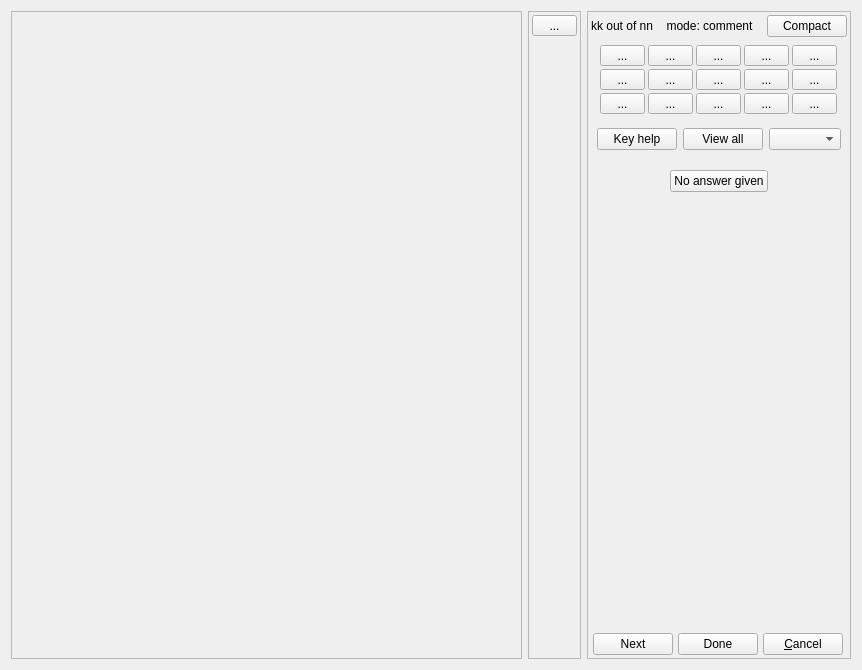
Above: qtCreatorFiles/ui_annotator_lhm.ui from plomgrading/plom before the change. Below: the same form after it.
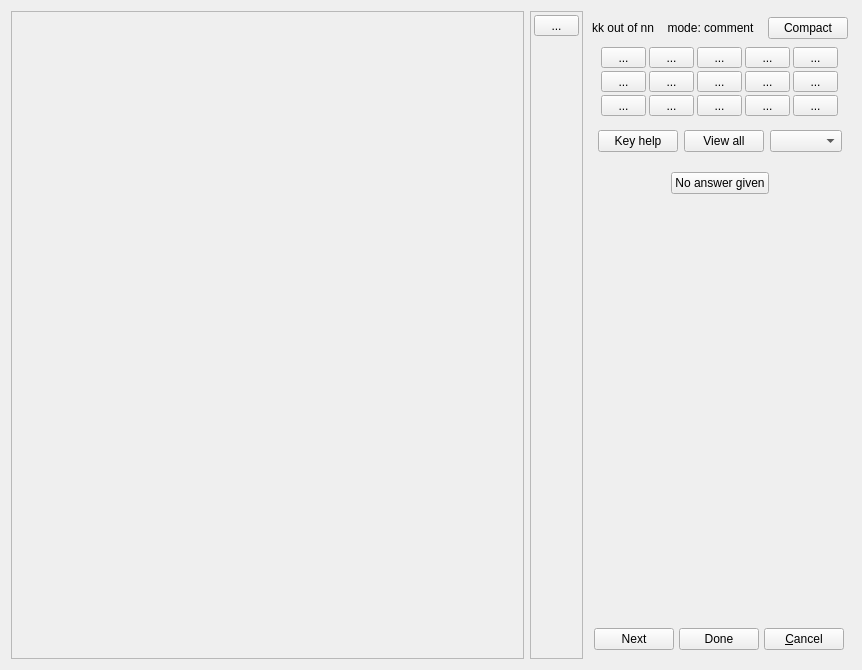
That is the form after the change.

Commit message: lhm: copy some changes made to rhm

Patch:
```diff
--- a/qtCreatorFiles/ui_annotator_lhm.ui
+++ b/qtCreatorFiles/ui_annotator_lhm.ui
@@ -20,7 +20,7 @@
    <item row="0" column="2" rowspan="5">
     <widget class="QFrame" name="hideableBox">
      <property name="frameShape">
-      <enum>QFrame::StyledPanel</enum>
+      <enum>QFrame::NoFrame</enum>
      </property>
      <property name="frameShadow">
       <enum>QFrame::Raised</enum>
@@ -33,13 +33,13 @@
        <number>0</number>
       </property>
       <property name="topMargin">
-       <number>0</number>
+       <number>3</number>
       </property>
       <property name="rightMargin">
        <number>0</number>
       </property>
       <property name="bottomMargin">
-       <number>0</number>
+       <number>6</number>
       </property>
       <item>
        <widget class="QFrame" name="frame_1">
```
The commit also changes 1 other file.
